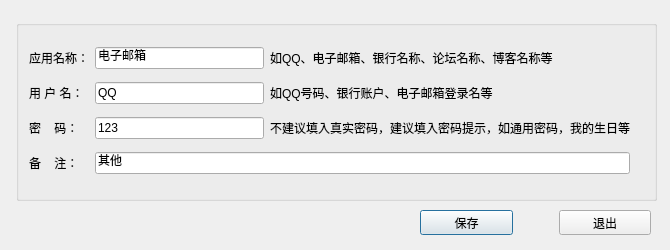
This is src/addaccinfodialog.ui in 2013timlee/PasswordBook as Qt 5 draws it before an edit. The edited form follows.
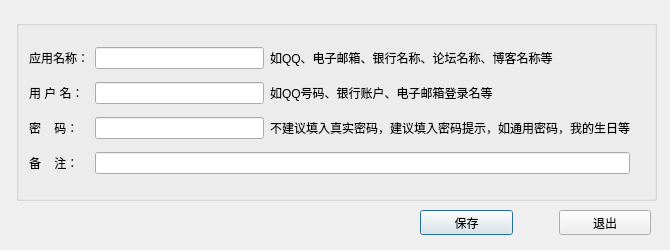
This is the edited form.

```diff
--- a/src/addaccinfodialog.ui
+++ b/src/addaccinfodialog.ui
@@ -37,7 +37,7 @@
    <property name="title">
     <string/>
    </property>
-   <widget class="QWidget" name="">
+   <widget class="QWidget" name="layoutWidget">
     <property name="geometry">
      <rect>
       <x>13</x>
@@ -57,7 +57,7 @@
      <item row="0" column="1">
       <widget class="QLineEdit" name="appnameEdit">
        <property name="text">
-        <string>电子邮箱</string>
+        <string/>
        </property>
       </widget>
      </item>
@@ -78,7 +78,7 @@
      <item row="1" column="1">
       <widget class="QLineEdit" name="usernameEdit">
        <property name="text">
-        <string>QQ</string>
+        <string/>
        </property>
       </widget>
      </item>
@@ -99,7 +99,7 @@
      <item row="2" column="1">
       <widget class="QLineEdit" name="pwdEdit">
        <property name="text">
-        <string>123</string>
+        <string/>
        </property>
       </widget>
      </item>
@@ -120,14 +120,17 @@
      <item row="3" column="1" colspan="2">
       <widget class="QLineEdit" name="commentEdit">
        <property name="text">
-        <string>其他</string>
+        <string/>
+       </property>
+       <property name="echoMode">
+        <enum>QLineEdit::Normal</enum>
        </property>
       </widget>
      </item>
     </layout>
    </widget>
   </widget>
-  <widget class="QWidget" name="">
+  <widget class="QWidget" name="layoutWidget">
    <property name="geometry">
     <rect>
      <x>420</x>
```
